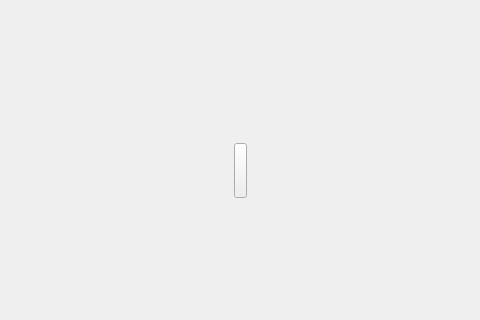
Old version of the form TTKCore/musicUiKits/musicApplication/musicapplication.ui in the repository Greedysky/TTKMusicPlayer; both pictures show x 137 to 617 and y 144 to 464 of the 1033 by 660 pixel window.
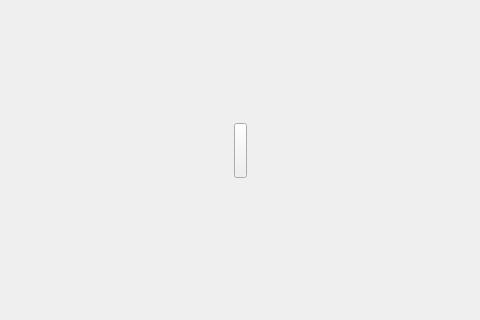
New version of the form. Icons and pictures are not drawn. Custom widgets are drawn as their Qt base class.

```diff
--- a/TTKCore/musicUiKits/musicApplication/musicapplication.ui
+++ b/TTKCore/musicUiKits/musicApplication/musicapplication.ui
@@ -924,7 +924,7 @@
                 <property name="geometry">
                  <rect>
                   <x>0</x>
-                  <y>200</y>
+                  <y>180</y>
                   <width>13</width>
                   <height>55</height>
                  </rect>
```
